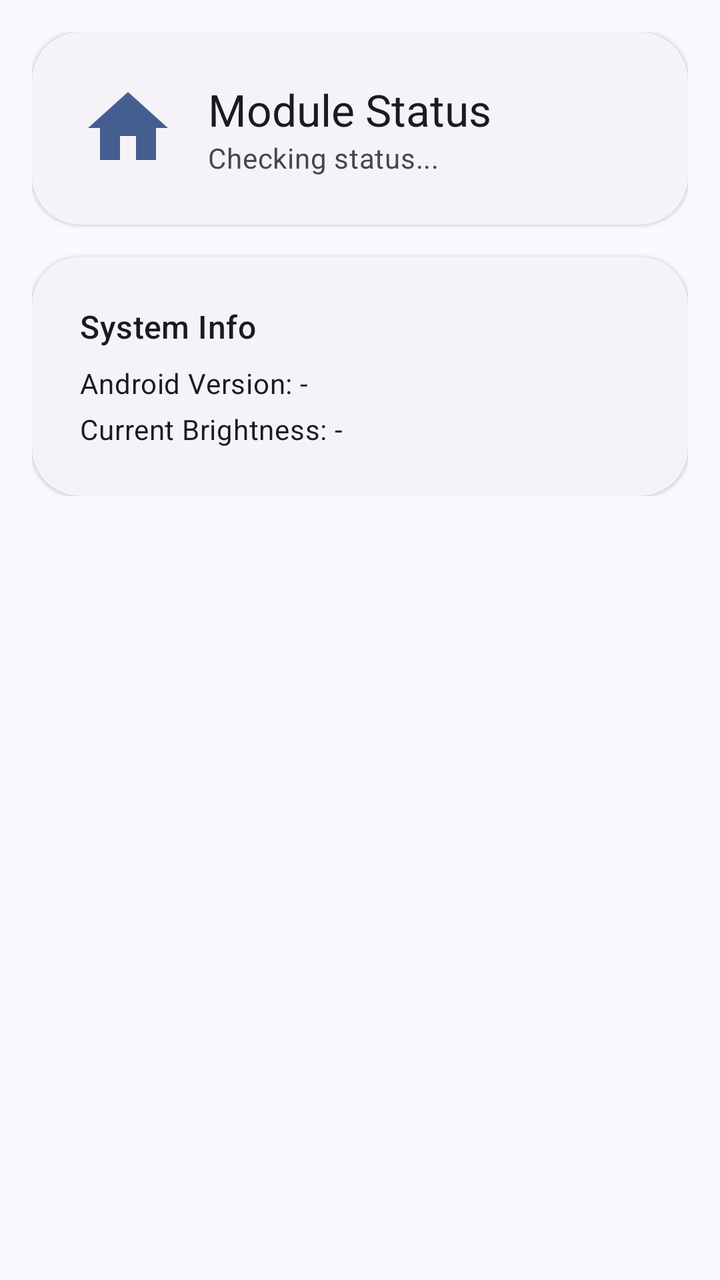
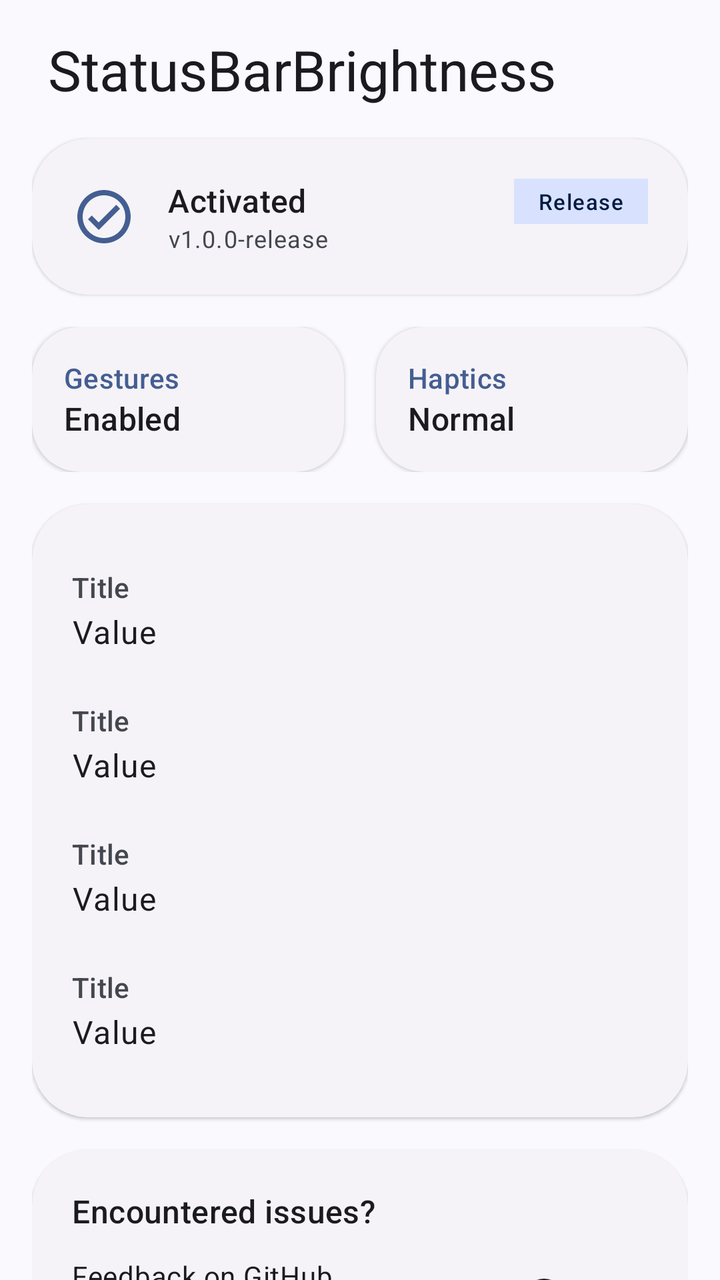

Before-and-after screenshots of an Android layout around one commit, followed by the original layout XML and the change that was made.
<!-- AndroidManifest.xml: application theme Theme.StatusBarBrightnessGesture -->
<!-- res/layout/fragment_home.xml -->
<?xml version="1.0" encoding="utf-8"?>
<ScrollView xmlns:android="http://schemas.android.com/apk/res/android"
    xmlns:app="http://schemas.android.com/apk/res-auto"
    android:layout_width="match_parent"
    android:layout_height="match_parent"
    android:background="?android:attr/windowBackground">

    <LinearLayout
        android:layout_width="match_parent"
        android:layout_height="wrap_content"
        android:orientation="vertical"
        android:padding="16dp">

        <com.google.android.material.card.MaterialCardView
            android:id="@+id/card_status"
            style="?attr/materialCardViewElevatedStyle"
            android:layout_width="match_parent"
            android:layout_height="wrap_content"
            android:layout_marginBottom="16dp"
            app:cardCornerRadius="24dp">

            <LinearLayout
                android:layout_width="match_parent"
                android:layout_height="wrap_content"
                android:orientation="horizontal"
                android:padding="24dp">

                <ImageView
                    android:id="@+id/status_icon"
                    android:layout_width="48dp"
                    android:layout_height="48dp"
                    android:layout_gravity="center_vertical"
                    android:src="@drawable/ic_home"
                    app:tint="?attr/colorPrimary" />

                <LinearLayout
                    android:layout_width="0dp"
                    android:layout_height="wrap_content"
                    android:layout_marginStart="16dp"
                    android:layout_weight="1"
                    android:orientation="vertical">

                    <TextView
                        android:layout_width="wrap_content"
                        android:layout_height="wrap_content"
                        android:text="Module Status"
                        android:textAppearance="?attr/textAppearanceTitleLarge" />

                    <TextView
                        android:id="@+id/status_text"
                        android:layout_width="wrap_content"
                        android:layout_height="wrap_content"
                        android:text="Checking status..."
                        android:textAppearance="?attr/textAppearanceBodyMedium"
                        android:textColor="?android:attr/textColorSecondary" />
                </LinearLayout>
            </LinearLayout>
        </com.google.android.material.card.MaterialCardView>

        <com.google.android.material.card.MaterialCardView
            style="?attr/materialCardViewElevatedStyle"
            android:layout_width="match_parent"
            android:layout_height="wrap_content"
            app:cardCornerRadius="24dp">

            <LinearLayout
                android:layout_width="match_parent"
                android:layout_height="wrap_content"
                android:orientation="vertical"
                android:padding="24dp">

                <TextView
                    android:layout_width="wrap_content"
                    android:layout_height="wrap_content"
                    android:text="System Info"
                    android:textAppearance="?attr/textAppearanceTitleMedium" />

                <TextView
                    android:id="@+id/info_android_version"
                    android:layout_width="wrap_content"
                    android:layout_height="wrap_content"
                    android:layout_marginTop="8dp"
                    android:text="Android Version: -"
                    android:textAppearance="?attr/textAppearanceBodyMedium" />

                <TextView
                    android:id="@+id/info_brightness"
                    android:layout_width="wrap_content"
                    android:layout_height="wrap_content"
                    android:layout_marginTop="4dp"
                    android:text="Current Brightness: -"
                    android:textAppearance="?attr/textAppearanceBodyMedium" />
            </LinearLayout>
        </com.google.android.material.card.MaterialCardView>

    </LinearLayout>
</ScrollView>
<!-- resources referenced by this layout -->
<resources>
  <!-- drawable ic_home (drawable) -->
  <vector xmlns:android="http://schemas.android.com/apk/res/android"
      android:width="24dp"
      android:height="24dp"
      android:viewportWidth="24"
      android:viewportHeight="24"
      android:tint="?attr/colorControlNormal">
    <path
        android:fillColor="@android:color/white"
        android:pathData="M10,20v-6h4v6h5v-8h3L12,3 2,12h3v8z"/>
  </vector>
  <style name="Theme.StatusBarBrightnessGesture" parent="Theme.Material3.DynamicColors.DayNight.NoActionBar">
      </style>
</resources>

<!-- the commit's change to res/layout/fragment_home.xml (unified diff, before → after) -->
@@ -1,5 +1,5 @@
 <?xml version="1.0" encoding="utf-8"?>
-<ScrollView xmlns:android="http://schemas.android.com/apk/res/android"
+<androidx.core.widget.NestedScrollView xmlns:android="http://schemas.android.com/apk/res/android"
     xmlns:app="http://schemas.android.com/apk/res-auto"
     android:layout_width="match_parent"
     android:layout_height="match_parent"
@@ -11,87 +11,250 @@
         android:orientation="vertical"
         android:padding="16dp">
 
+        <TextView
+            android:layout_width="wrap_content"
+            android:layout_height="wrap_content"
+            android:layout_marginStart="8dp"
+            android:layout_marginBottom="16dp"
+            android:text="StatusBarBrightness"
+            android:textAppearance="?attr/textAppearanceHeadlineMedium" />
+
+        
         <com.google.android.material.card.MaterialCardView
             android:id="@+id/card_status"
             style="?attr/materialCardViewElevatedStyle"
             android:layout_width="match_parent"
             android:layout_height="wrap_content"
             android:layout_marginBottom="16dp"
-            app:cardCornerRadius="24dp">
+            app:cardCornerRadius="28dp">
+
+            <RelativeLayout
+                android:layout_width="match_parent"
+                android:layout_height="wrap_content"
+                android:padding="20dp">
+
+                <ImageView
+                    android:id="@+id/status_icon"
+                    android:layout_width="32dp"
+                    android:layout_height="32dp"
+                    android:layout_centerVertical="true"
+                    android:src="@drawable/ic_check_circle"
+                    app:tint="?attr/colorPrimary" />
+
+                <LinearLayout
+                    android:layout_width="wrap_content"
+                    android:layout_height="wrap_content"
+                    android:layout_centerVertical="true"
+                    android:layout_marginStart="16dp"
+                    android:layout_toEndOf="@id/status_icon"
+                    android:orientation="vertical">
+
+                    <TextView
+                        android:id="@+id/status_title"
+                        android:layout_width="wrap_content"
+                        android:layout_height="wrap_content"
+                        android:text="Activated"
+                        android:textAppearance="?attr/textAppearanceTitleMedium" />
+
+                    <TextView
+                        android:id="@+id/status_subtitle"
+                        android:layout_width="wrap_content"
+                        android:layout_height="wrap_content"
+                        android:text="v1.0.0-release"
+                        android:textAppearance="?attr/textAppearanceBodySmall"
+                        android:textColor="?android:attr/textColorSecondary" />
+                </LinearLayout>
+
+                
+                <TextView
+                    android:layout_width="wrap_content"
+                    android:layout_height="wrap_content"
+                    android:layout_alignParentEnd="true"
+                    android:background="?attr/colorPrimaryContainer"
+                    android:paddingHorizontal="12dp"
+                    android:paddingVertical="4dp"
+                    android:text="Release"
+                    android:textAppearance="?attr/textAppearanceLabelSmall"
+                    android:textColor="?attr/colorOnPrimaryContainer" />
+
+            </RelativeLayout>
+        </com.google.android.material.card.MaterialCardView>
+
+        
+        <LinearLayout
+            android:layout_width="match_parent"
+            android:layout_height="wrap_content"
+            android:layout_marginBottom="16dp"
+            android:orientation="horizontal">
+
+            <com.google.android.material.card.MaterialCardView
+                style="?attr/materialCardViewElevatedStyle"
+                android:layout_width="0dp"
+                android:layout_height="wrap_content"
+                android:layout_marginEnd="8dp"
+                android:layout_weight="1"
+                app:cardCornerRadius="24dp">
+                <LinearLayout
+                    android:layout_width="match_parent"
+                    android:layout_height="wrap_content"
+                    android:orientation="vertical"
+                    android:padding="16dp">
+                    <TextView
+                        android:layout_width="wrap_content"
+                        android:layout_height="wrap_content"
+                        android:text="Gestures"
+                        android:textAppearance="?attr/textAppearanceLabelLarge"
+                        android:textColor="?attr/colorPrimary" />
+                    <TextView
+                        android:id="@+id/stat_gestures"
+                        android:layout_width="wrap_content"
+                        android:layout_height="wrap_content"
+                        android:text="Enabled"
+                        android:textAppearance="?attr/textAppearanceTitleMedium" />
+                </LinearLayout>
+            </com.google.android.material.card.MaterialCardView>
+
+            <com.google.android.material.card.MaterialCardView
+                style="?attr/materialCardViewElevatedStyle"
+                android:layout_width="0dp"
+                android:layout_height="wrap_content"
+                android:layout_marginStart="8dp"
+                android:layout_weight="1"
+                app:cardCornerRadius="24dp">
+                <LinearLayout
+                    android:layout_width="match_parent"
+                    android:layout_height="wrap_content"
+                    android:orientation="vertical"
+                    android:padding="16dp">
+                    <TextView
+                        android:layout_width="wrap_content"
+                        android:layout_height="wrap_content"
+                        android:text="Haptics"
+                        android:textAppearance="?attr/textAppearanceLabelLarge"
+                        android:textColor="?attr/colorPrimary" />
+                    <TextView
+                        android:id="@+id/stat_haptics"
+                        android:layout_width="wrap_content"
+                        android:layout_height="wrap_content"
+                        android:text="Normal"
+                        android:textAppearance="?attr/textAppearanceTitleMedium" />
+                </LinearLayout>
+            </com.google.android.material.card.MaterialCardView>
+
+        </LinearLayout>
+
+        
+        <com.google.android.material.card.MaterialCardView
+            style="?attr/materialCardViewElevatedStyle"
+            android:layout_width="match_parent"
+            android:layout_height="wrap_content"
+            android:layout_marginBottom="16dp"
+            app:cardCornerRadius="28dp">
 
             <LinearLayout
                 android:layout_width="match_parent"
                 android:layout_height="wrap_content"
-                android:orientation="horizontal"
-                android:padding="24dp">
-
-                <ImageView
-                    android:id="@+id/status_icon"
-                    android:layout_width="48dp"
-                    android:layout_height="48dp"
-                    android:layout_gravity="center_vertical"
-                    android:src="@drawable/ic_home"
-                    app:tint="?attr/colorPrimary" />
-
-                <LinearLayout
-                    android:layout_width="0dp"
-                    android:layout_height="wrap_content"
-                    android:layout_marginStart="16dp"
-                    android:layout_weight="1"
-                    android:orientation="vertical">
-
-                    <TextView
-                        android:layout_width="wrap_content"
-                        android:layout_height="wrap_content"
-                        android:text="Module Status"
-                        android:textAppearance="?attr/textAppearanceTitleLarge" />
-
-                    <TextView
-                        android:id="@+id/status_text"
-                        android:layout_width="wrap_content"
-                        android:layout_height="wrap_content"
-                        android:text="Checking status..."
-                        android:textAppearance="?attr/textAppearanceBodyMedium"
-                        android:textColor="?android:attr/textColorSecondary" />
-                </LinearLayout>
+                android:orientation="vertical"
+                android:padding="20dp">
+
+                <include layout="@layout/row_info" android:id="@+id/info_build_time" />
+                <include layout="@layout/row_info" android:id="@+id/info_android_version" />
+                <include layout="@layout/row_info" android:id="@+id/info_device_model" />
+                <include layout="@layout/row_info" android:id="@+id/info_architecture" />
+
             </LinearLayout>
         </com.google.android.material.card.MaterialCardView>
 
+        
         <com.google.android.material.card.MaterialCardView
             style="?attr/materialCardViewElevatedStyle"
             android:layout_width="match_parent"
             android:layout_height="wrap_content"
-            app:cardCornerRadius="24dp">
+            android:layout_marginBottom="32dp"
+            app:cardCornerRadius="28dp">
 
             <LinearLayout
                 android:layout_width="match_parent"
                 android:layout_height="wrap_content"
                 android:orientation="vertical"
-                android:padding="24dp">
+                android:padding="20dp">
 
                 <TextView
                     android:layout_width="wrap_content"
                     android:layout_height="wrap_content"
-                    android:text="System Info"
+                    android:layout_marginBottom="12dp"
+                    android:text="Encountered issues?"
                     android:textAppearance="?attr/textAppearanceTitleMedium" />
 
-                <TextView
-                    android:id="@+id/info_android_version"
-                    android:layout_width="wrap_content"
-                    android:layout_height="wrap_content"
-                    android:layout_marginTop="8dp"
-                    android:text="Android Version: -"
-                    android:textAppearance="?attr/textAppearanceBodyMedium" />
-
-                <TextView
-                    android:id="@+id/info_brightness"
-                    android:layout_width="wrap_content"
-                    android:layout_height="wrap_content"
-                    android:layout_marginTop="4dp"
-                    android:text="Current Brightness: -"
-                    android:textAppearance="?attr/textAppearanceBodyMedium" />
+                <LinearLayout
+                    android:layout_width="match_parent"
+                    android:layout_height="wrap_content"
+                    android:orientation="horizontal">
+
+                    <LinearLayout
+                        android:layout_width="0dp"
+                        android:layout_height="wrap_content"
+                        android:layout_weight="1"
+                        android:orientation="vertical">
+                        <TextView
+                            android:layout_width="wrap_content"
+                            android:layout_height="wrap_content"
+                            android:text="Feedback on GitHub"
+                            android:textAppearance="?attr/textAppearanceBodyMedium" />
+                        <TextView
+                            android:layout_width="wrap_content"
+                            android:layout_height="wrap_content"
+                            android:text="Join our Telegram channel"
+                            android:textAppearance="?attr/textAppearanceBodyMedium"
+                            android:layout_marginTop="4dp" />
+                    </LinearLayout>
+
+                    <ImageView
+                        android:id="@+id/btn_github"
+                        android:layout_width="24dp"
+                        android:layout_height="24dp"
+                        android:layout_gravity="center_vertical"
+                        android:layout_marginEnd="16dp"
+                        android:src="@drawable/ic_github"
+                        app:tint="?attr/colorOnSurface" />
+
+                    <ImageView
+                        android:id="@+id/btn_telegram"
+                        android:layout_width="24dp"
+                        android:layout_height="24dp"
+                        android:layout_gravity="center_vertical"
+                        android:src="@drawable/ic_telegram"
+                        app:tint="?attr/colorOnSurface" />
+
+                </LinearLayout>
+
             </LinearLayout>
         </com.google.android.material.card.MaterialCardView>
 
     </LinearLayout>
-</ScrollView>
+</androidx.core.widget.NestedScrollView>
+<!-- res/layout/row_info.xml (included above) -->
+<?xml version="1.0" encoding="utf-8"?>
+<LinearLayout xmlns:android="http://schemas.android.com/apk/res/android"
+    android:layout_width="match_parent"
+    android:layout_height="wrap_content"
+    android:orientation="vertical"
+    android:paddingVertical="12dp">
+
+    <TextView
+        android:id="@+id/row_title"
+        android:layout_width="wrap_content"
+        android:layout_height="wrap_content"
+        android:text="Title"
+        android:textAppearance="?attr/textAppearanceLabelLarge"
+        android:textColor="?attr/colorOnSurfaceVariant" />
+
+    <TextView
+        android:id="@+id/row_value"
+        android:layout_width="wrap_content"
+        android:layout_height="wrap_content"
+        android:layout_marginTop="2dp"
+        android:text="Value"
+        android:textAppearance="?attr/textAppearanceBodyLarge" />
+
+</LinearLayout>
<!-- resource entries referenced after the edit -->
@@ -1,15 +1,34 @@
 <!-- resources referenced by this layout -->
 <resources>
-  <!-- drawable ic_home (drawable) -->
+  <!-- drawable ic_check_circle (drawable) -->
   <vector xmlns:android="http://schemas.android.com/apk/res/android"
       android:width="24dp"
       android:height="24dp"
       android:viewportWidth="24"
-      android:viewportHeight="24"
-      android:tint="?attr/colorControlNormal">
+      android:viewportHeight="24">
     <path
-        android:fillColor="@android:color/white"
-        android:pathData="M10,20v-6h4v6h5v-8h3L12,3 2,12h3v8z"/>
+        android:fillColor="#000000"
+        android:pathData="M12,2C6.48,2 2,6.48 2,12s4.48,10 10,10 10,-4.48 10,-10S17.52,2 12,2zM12,20c-4.41,0 -8,-3.59 -8,-8s3.59,-8 8,-8 8,3.59 8,8 -3.59,8 -8,8zM16.59,7.58L10,14.17l-2.59,-2.58L6,13l4,4 8,-8z"/>
+  </vector>
+  <!-- drawable ic_github (drawable) -->
+  <vector xmlns:android="http://schemas.android.com/apk/res/android"
+      android:width="24dp"
+      android:height="24dp"
+      android:viewportWidth="24"
+      android:viewportHeight="24">
+    <path
+        android:fillColor="#000000"
+        android:pathData="M12,2A10,10 0,0 0,2 12c0,4.42 2.87,8.17 6.84,9.5 0.5,0.08 0.66,-0.23 0.66,-0.5V19.31c-2.78,0.6 -3.37,-1.34 -3.37,-1.34c-0.45,-1.15 -1.11,-1.46 -1.11,-1.46c-0.91,-0.62 0.07,-0.61 0.07,-0.61c1,0.07 1.53,1.03 1.53,1.03c0.89,1.52 2.34,1.08 2.91,0.83c0.09,-0.65 0.35,-1.09 0.63,-1.34c-2.22,-0.25 -4.55,-1.11 -4.55,-4.94c0,-1.09 0.39,-1.98 1.03,-2.67c-0.1,-0.25 -0.45,-1.27 0.1,-2.64c0,0 0.84,-0.27 2.75,0.31c0.79,-0.22 1.65,-0.33 2.5,-0.33c0.85,0 1.71,0.11 2.5,0.33c1.91,-0.58 2.75,-0.31 2.75,-0.31c0.55,1.37 0.2,2.39 0.1,2.64c0.64,0.69 1.03,1.58 1.03,2.67c0,3.84 -2.34,4.68 -4.57,4.93c0.36,0.31 0.68,0.92 0.68,1.85V21c0,0.27 0.16,0.59 0.67,0.5C19.14,20.16 22,16.42 22,12A10,10 0,0 0,12,2Z"/>
+  </vector>
+  <!-- drawable ic_telegram (drawable) -->
+  <vector xmlns:android="http://schemas.android.com/apk/res/android"
+      android:width="24dp"
+      android:height="24dp"
+      android:viewportWidth="24"
+      android:viewportHeight="24">
+    <path
+        android:fillColor="#000000"
+        android:pathData="M9.78,18.65l1.14,-4.42l4.34,4.42l3.41,-14.15l-16.17,6.42l4.88,1.54l1.14,4.42l2.25,-2.23l4.33,4.42l1.14,-4.42zM19.07,5.55l-2.86,11.87l-3.34,-3.41l-1.04,1.03l-0.87,-3.39l12.45,-4.94l-4.34,4.42l3.34,3.41l2.86,-11.87l1.14,4.42z"/>
   </vector>
   <style name="Theme.StatusBarBrightnessGesture" parent="Theme.Material3.DynamicColors.DayNight.NoActionBar">
       </style>
